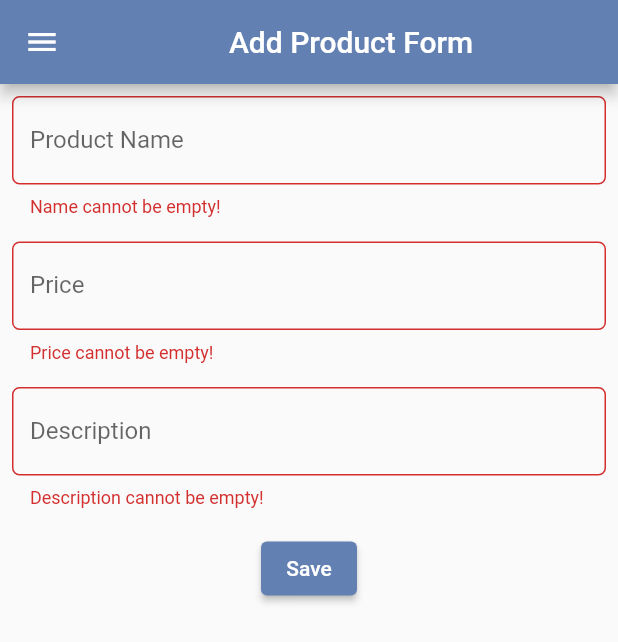
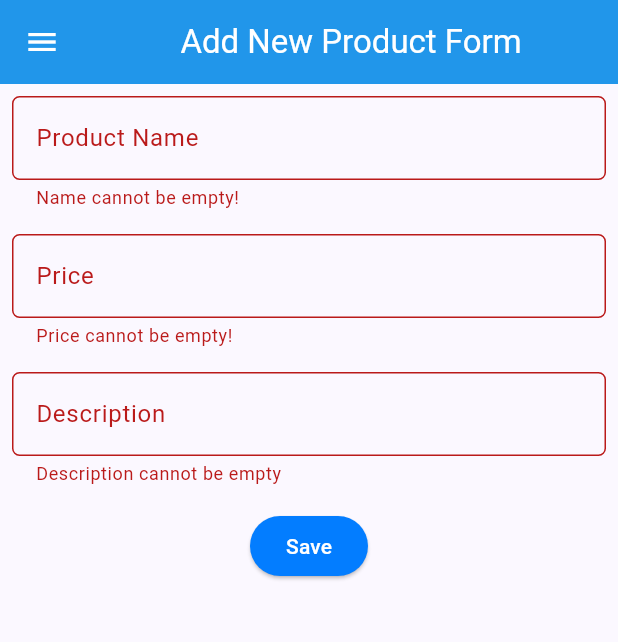
Before and after one commit to tvadhisti/shopping-list-mobile, a Flutter app: the ShopFormPage screen opened directly, after a tap on "Save", on a phone screen of 412 x 824 dp. Shown: the top 642 px of the screen. Run offline on Flutter 3.47's test engine with Material 2 defaults, Android fonts, the phone set to English and light mode, and no system bars; missing offline and left inert: pbp_django_auth; network calls fail.

Commit message:
completed tutorial 8

```diff
--- /dev/null
+++ b/lib/models/product.dart
@@ -0,0 +1,68 @@
+// To parse this JSON data, do
+//
+//     final product = productFromJson(jsonString);
+
+import 'dart:convert';
+
+List<Product> productFromJson(String str) =>
+    List<Product>.from(json.decode(str).map((x) => Product.fromJson(x)));
+
+String productToJson(List<Product> data) =>
+    json.encode(List<dynamic>.from(data.map((x) => x.toJson())));
+
+class Product {
+  String model;
+  int pk;
+  Fields fields;
+
+  Product({
+    required this.model,
+    required this.pk,
+    required this.fields,
+  });
+
+  factory Product.fromJson(Map<String, dynamic> json) => Product(
+        model: json["model"],
+        pk: json["pk"],
+        fields: Fields.fromJson(json["fields"]),
+      );
+
+  Map<String, dynamic> toJson() => {
+        "model": model,
+        "pk": pk,
+        "fields": fields.toJson(),
+      };
+}
+
+class Fields {
+  String name;
+  DateTime dateAdded;
+  int price;
+  String description;
+  int user;
+
+  Fields({
+    required this.name,
+    required this.dateAdded,
+    required this.price,
+    required this.description,
+    required this.user,
+  });
+
+  factory Fields.fromJson(Map<String, dynamic> json) => Fields(
+        name: json["name"],
+        dateAdded: DateTime.parse(json["date_added"]),
+        price: json["price"],
+        description: json["description"],
+        user: json["user"],
+      );
+
+  Map<String, dynamic> toJson() => {
+        "name": name,
+        "date_added":
+            "${dateAdded.year.toString().padLeft(4, '0')}-${dateAdded.month.toString().padLeft(2, '0')}-${dateAdded.day.toString().padLeft(2, '0')}",
+        "price": price,
+        "description": description,
+        "user": user,
+      };
+}
--- a/lib/screens/shoplist_form.dart
+++ b/lib/screens/shoplist_form.dart
@@ -1,4 +1,8 @@
+import 'dart:convert';
 import 'package:flutter/material.dart';
+import 'package:pbp_django_auth/pbp_django_auth.dart';
+import 'package:provider/provider.dart';
+import 'package:shopping_list/screens/menu.dart';
 import 'package:shopping_list/widgets/left_drawer.dart';
 
 class ShopFormPage extends StatefulWidget {
@@ -16,14 +20,15 @@ class _ShopFormPageState extends State<ShopFormPage> {
 
   @override
   Widget build(BuildContext context) {
+    final request = context.watch<CookieRequest>();
     return Scaffold(
       appBar: AppBar(
         title: const Center(
           child: Text(
-            'Add Product Form',
+            'Add New Product Form',
           ),
         ),
-        backgroundColor: Color.fromARGB(255, 98, 128, 177),
+        backgroundColor: Color.fromARGB(255, 33, 150, 234),
         foregroundColor: Colors.white,
       ),
       drawer: const LeftDrawer(),
@@ -76,7 +81,7 @@ class _ShopFormPageState extends State<ShopFormPage> {
                       return "Price cannot be empty!";
                     }
                     if (int.tryParse(value) == null) {
-                      return "Price cannot be empty!";
+                      return "Price must be a number!";
                     }
                     return null;
                   },
@@ -99,7 +104,7 @@ class _ShopFormPageState extends State<ShopFormPage> {
                   },
                   validator: (String? value) {
                     if (value == null || value.isEmpty) {
-                      return "Description cannot be empty!";
+                      return "Description cannot be empty";
                     }
                     return null;
                   },
@@ -112,36 +117,40 @@ class _ShopFormPageState extends State<ShopFormPage> {
                   child: ElevatedButton(
                     style: ButtonStyle(
                       backgroundColor: MaterialStateProperty.all(
-                          Color.fromARGB(255, 98, 128, 177)),
+                          Color.fromARGB(255, 3, 125, 255)),
                     ),
-                    onPressed: () {
+                    onPressed: () async {
                       if (_formKey.currentState!.validate()) {
-                        showDialog(
-                          context: context,
-                          builder: (context) {
-                            return AlertDialog(
-                              title: const Text('Product successfully saved'),
-                              content: SingleChildScrollView(
-                                child: Column(
-                                  crossAxisAlignment: CrossAxisAlignment.start,
-                                  children: [
-                                    Text('Nama: $_name'),
-                                    Text('Price: $_price'),
-                                    Text('Description: $_description'),
-                                  ],
-                                ),
-                              ),
-                              actions: [
-                                TextButton(
-                                  child: const Text('OK'),
-                                  onPressed: () {
-                                    Navigator.pop(context);
-                                  },
-                                ),
-                              ],
-                            );
-                          },
-                        );
+                        // Kirim ke Django dan tunggu respons
+                        // TODO: Ganti URL dan jangan lupa tambahkan trailing slash (/) di akhir URL!
+                        final response = await request.postJson(
+                            "http://127.0.0.1:8000/create-flutter/",
+                            jsonEncode(<String, String>{
+                              'name': _name,
+                              'price': _price.toString(),
+                              'description': _description,
+                              // : Sesuaikan field data sesuai dengan aplikasimu
+                            }));
+                        if (response['status'] == 'success') {
+                          ScaffoldMessenger.of(context)
+                              .showSnackBar(const SnackBar(
+                            content:
+                                Text("New product has saved successfully!"),
+                          ));
+                          Navigator.pushReplacement(
+                            context,
+                            MaterialPageRoute(
+                              builder: (context) => MyHomePage(),
+                            ),
+                          );
+                        } else {
+                          ScaffoldMessenger.of(context).showSnackBar(
+                            const SnackBar(
+                              content: Text(
+                                  "Something went wrong, please try again."),
+                            ),
+                          );
+                        }
                       }
                     },
                     child: const Text(
--- a/lib/widgets/left_drawer.dart
+++ b/lib/widgets/left_drawer.dart
@@ -1,8 +1,7 @@
 import 'package:flutter/material.dart';
 import 'package:shopping_list/screens/menu.dart';
-// DONE TODO: Import the ShopFormPage page here
+import 'package:shopping_list/screens/list_product.dart';
 import 'package:shopping_list/screens/shoplist_form.dart';
-
 
 class LeftDrawer extends StatelessWidget {
   const LeftDrawer({super.key});
@@ -14,7 +13,7 @@ class LeftDrawer extends StatelessWidget {
         children: [
           const DrawerHeader(
             decoration: BoxDecoration(
-              color: Colors.indigo,
+              color: Color.fromARGB(255, 33, 150, 234),
             ),
             child: Column(
               children: [
@@ -28,8 +27,8 @@ class LeftDrawer extends StatelessWidget {
                   ),
                 ),
                 Padding(padding: EdgeInsets.all(10)),
-                Text("Write all your shopping needs here!",
-                    //DONE  TODO: Add a text style with center alignment, font size 15, white color, and regular weight
+                Text(
+                  "Write all your shopping needs here!",
                   textAlign: TextAlign.center,
                   style: TextStyle(
                     fontSize: 15,
@@ -58,12 +57,19 @@ class LeftDrawer extends StatelessWidget {
             title: const Text('Add Product'),
             // redirect to ShopFormPage
             onTap: () {
-              /*
-              DONE TODO: Create routing to ShopFormPage here
-              */
               Navigator.pushReplacement(
                 context,
                 MaterialPageRoute(builder: (context) => ShopFormPage()),
+              );
+            },
+          ),
+          ListTile(
+            leading: const Icon(Icons.shopping_basket),
+            title: const Text('Product List'),
+            onTap: () {
+              Navigator.push(
+                context,
+                MaterialPageRoute(builder: (context) => const ProductPage()),
               );
             },
           ),
--- a/pubspec.yaml
+++ b/pubspec.yaml
@@ -35,6 +35,9 @@ dependencies:
   # The following adds the Cupertino Icons font to your application.
   # Use with the CupertinoIcons class for iOS style icons.
   cupertino_icons: ^1.0.2
+  provider: ^6.1.1
+  pbp_django_auth: ^0.3.1
+  http: ^0.13.6
 
 dev_dependencies:
   flutter_test:
```
Also changed, not shown: lib/main.dart (+13 -6 lines), lib/screens/list_product.dart (added, +87 -0 lines), lib/screens/login.dart (added, +110 -0 lines), lib/screens/menu.dart (+1 -51 lines), lib/widgets/shop_card.dart (+36 -14 lines), pubspec.lock, 2 other files. Lines whose indentation alone changed are shown as unchanged.
